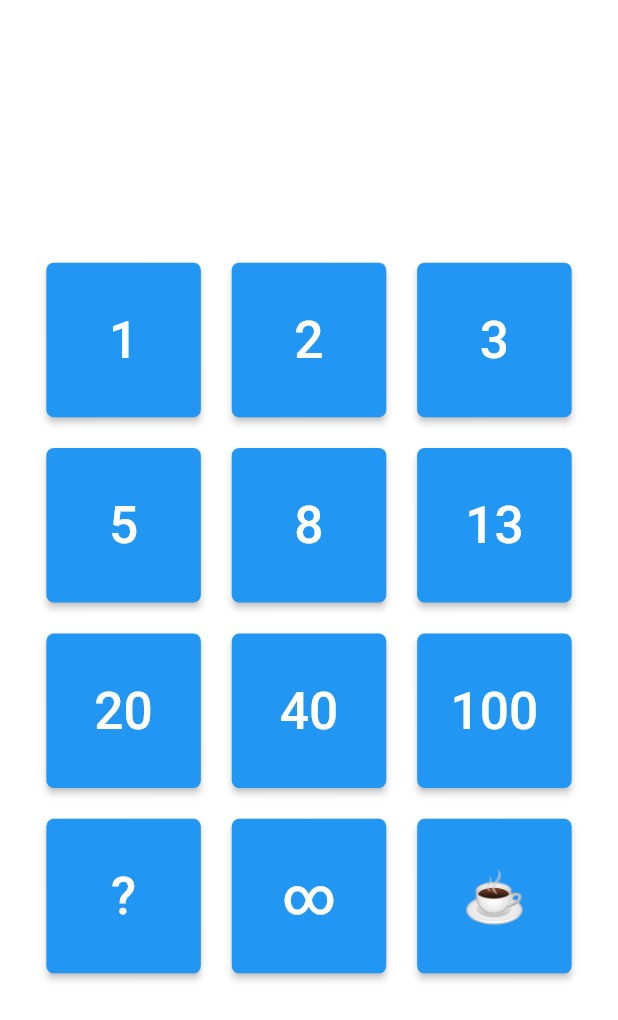
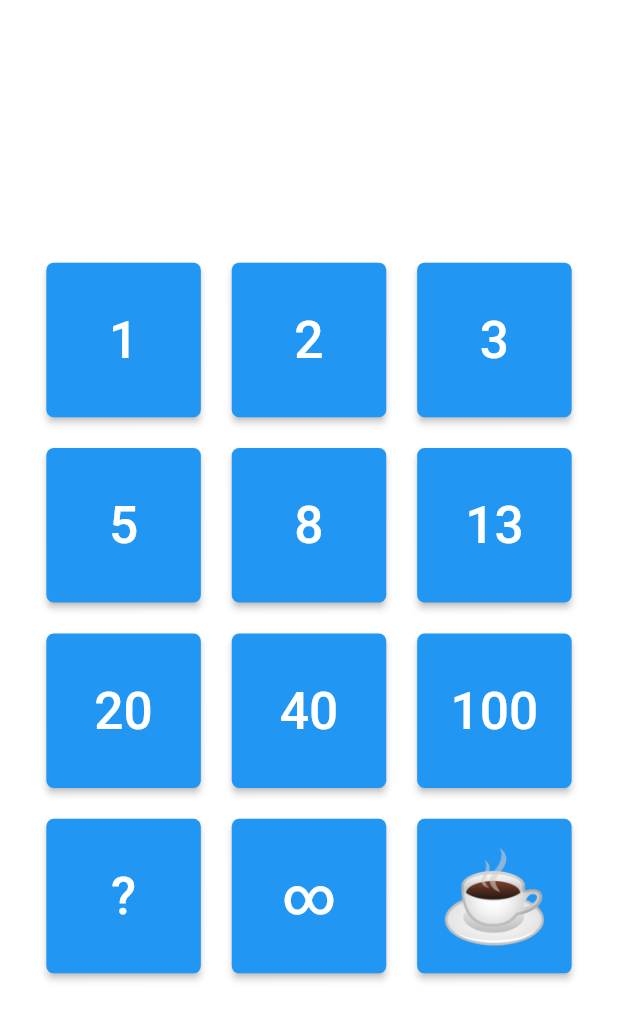
Before and after one commit to dekaos/poker-plan, a Flutter app: the screen it shows after launch, on a phone screen of 412 x 824 dp. Shown: the top 1020 px of the screen. Run offline on Flutter 3.47's test engine with Material 2 defaults, Android fonts, the light colour scheme and no system bars.

Commit message:
Icon > Add an image as icon to fix unsupported utf-8 icons on old Android

```diff
--- a/lib/widgets/button.dart
+++ b/lib/widgets/button.dart
@@ -4,12 +4,17 @@ class Button extends StatelessWidget {
   final String text;
   final Function onPressed;
   final Color color;
+  final String imageUrl;
 
-  Button({Key key, this.text, @required this.onPressed, this.color = Colors.blue});
+  Button({Key key, this.text = '', @required this.onPressed, this.color = Colors.blue, this.imageUrl = ''});
 
   @override
   Widget build(BuildContext context) {
+
     final double screenWidth = MediaQuery.of(context).size.width;
+    final hasImage = imageUrl.length > 0 ? true : false;
+    final hasText = text.length > 0 ? true : false;
+
     return Container(
       width: screenWidth / 4,
       height: screenWidth / 4,
@@ -19,9 +24,17 @@ class Button extends StatelessWidget {
           borderRadius: BorderRadius.circular(5)
         ),
         color: color,
-        child: Text(
-          text,
-          style: TextStyle(color: Colors.white, fontSize: screenWidth / 12),
+        child: Container(
+          child: Column(
+            mainAxisAlignment: MainAxisAlignment.center,
+            children: <Widget>[
+              hasText ? Text(
+                text,
+                style: TextStyle(color: Colors.white, fontSize: screenWidth / 12),
+              ): Container(),
+              hasImage ? Center(child: Image(image: AssetImage(imageUrl))) : Center(),
+            ],
+          )
         ),
         onPressed: onPressed,
       )
--- a/pubspec.yaml
+++ b/pubspec.yaml
@@ -35,6 +35,8 @@ dev_dependencies:
 
 # The following section is specific to Flutter.
 flutter:
+  assets:
+    - assets/images/coffee.png
 
   # The following line ensures that the Material Icons font is
   # included with your application, so that you can use the icons in
```
Also changed, not shown: lib/main.dart (+16 -6 lines), assets/images/coffee.png (added), pubspec.lock.
